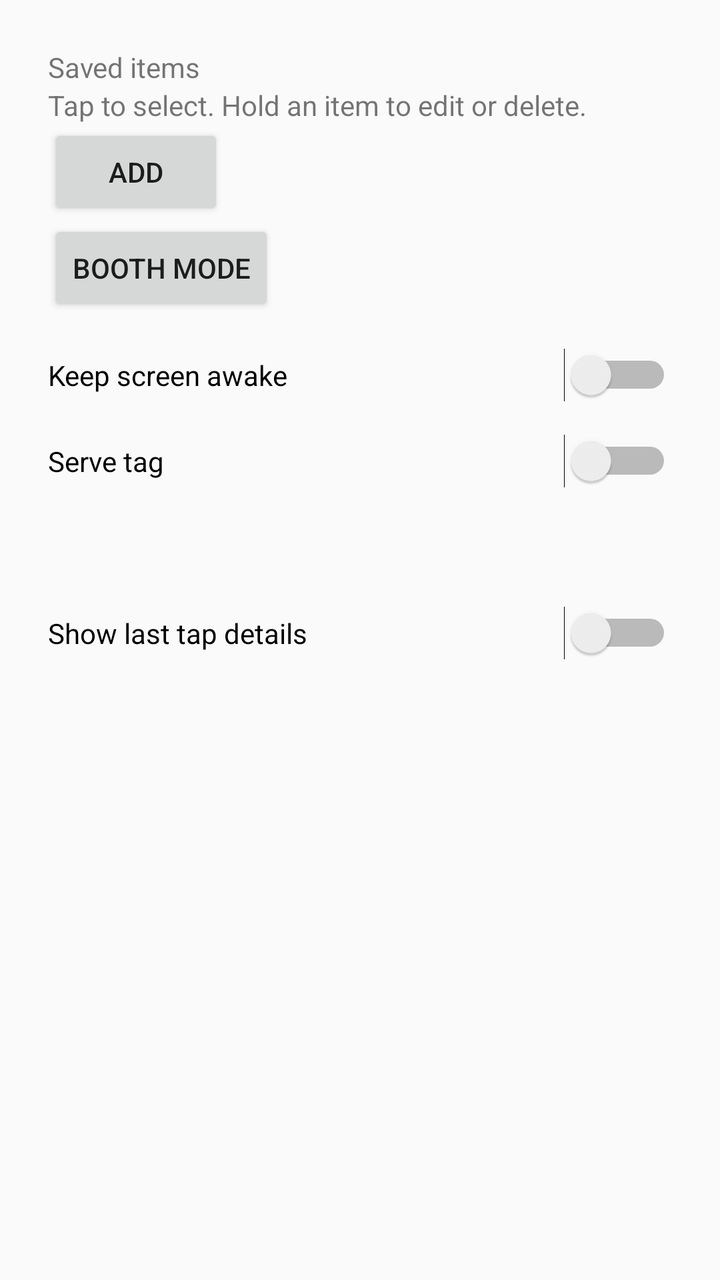
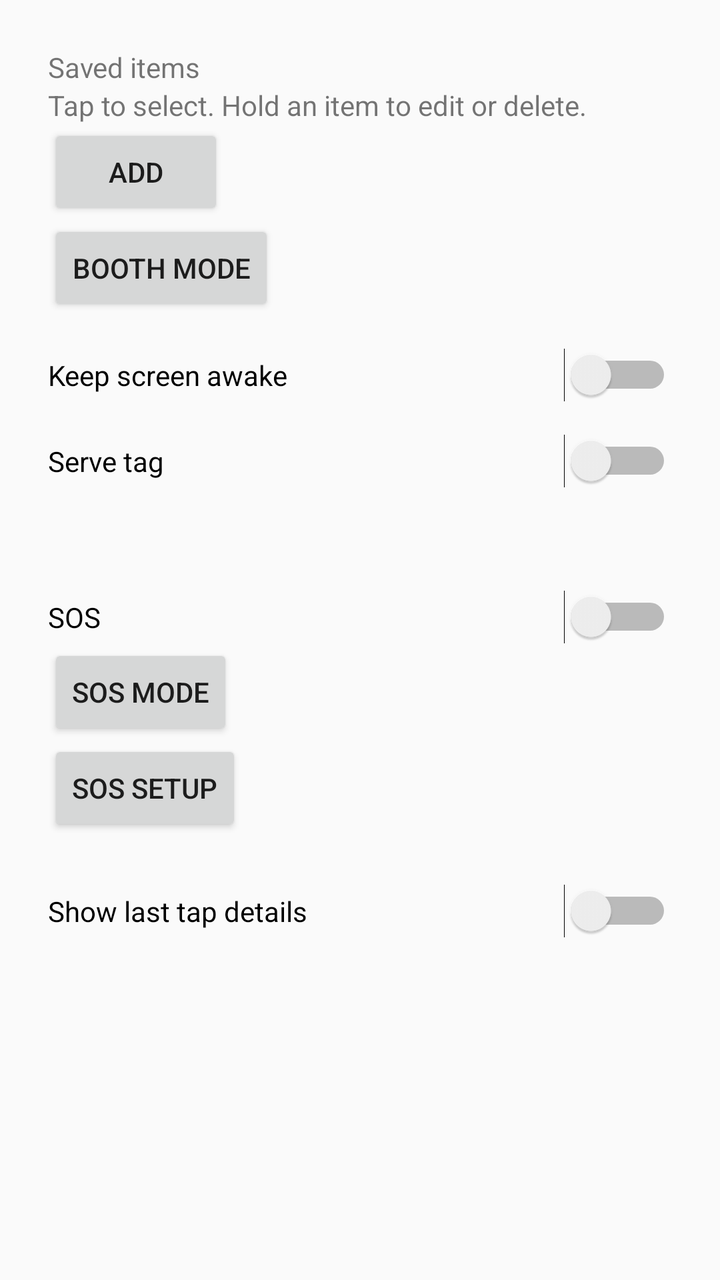

Screens rendered from an Android XML layout before and after an edit, with the pre-edit source and the edit as a unified diff.
<!-- AndroidManifest.xml: application theme android:Theme.Material.Light.DarkActionBar -->
<!-- res/layout/activity_main.xml -->
<?xml version="1.0" encoding="utf-8"?>
<ScrollView xmlns:android="http://schemas.android.com/apk/res/android"
    android:layout_width="match_parent"
    android:layout_height="match_parent"
    android:fitsSystemWindows="true"
    android:fillViewport="true">
<LinearLayout
    android:layout_width="match_parent"
    android:layout_height="wrap_content"
    android:orientation="vertical"
    android:padding="24dp">

    <TextView
        android:layout_width="wrap_content"
        android:layout_height="wrap_content"
        android:text="@string/items_label" />

    <TextView
        android:layout_width="match_parent"
        android:layout_height="wrap_content"
        android:text="@string/items_help" />

    <LinearLayout
        android:id="@+id/items"
        android:layout_width="match_parent"
        android:layout_height="wrap_content"
        android:orientation="vertical" />

    <Button
        android:id="@+id/add_item"
        android:layout_width="wrap_content"
        android:layout_height="wrap_content"
        android:text="@string/add_item" />

    
    <Button
        android:id="@+id/booth_mode"
        android:layout_width="wrap_content"
        android:layout_height="wrap_content"
        android:text="@string/booth_mode" />

    
    <Switch
        android:id="@+id/keep_screen_awake"
        android:layout_width="match_parent"
        android:layout_height="wrap_content"
        android:layout_marginTop="16dp"
        android:text="@string/keep_screen_awake" />

    <Switch
        android:id="@+id/enabled"
        android:layout_width="match_parent"
        android:layout_height="wrap_content"
        android:layout_marginTop="16dp"
        android:text="@string/enabled" />

    
    <Switch
        android:id="@+id/chip_mode"
        android:layout_width="match_parent"
        android:layout_height="wrap_content"
        android:layout_marginTop="16dp"
        android:text="@string/chip_mode"
        android:visibility="gone" />

    <TextView
        android:id="@+id/status"
        android:layout_width="match_parent"
        android:layout_height="wrap_content"
        android:layout_marginTop="16dp" />

    
    <Button
        android:id="@+id/chip_retry"
        android:layout_width="wrap_content"
        android:layout_height="wrap_content"
        android:text="@string/chip_retry"
        android:visibility="gone" />

    <Switch
        android:id="@+id/diagnostics"
        android:layout_width="match_parent"
        android:layout_height="wrap_content"
        android:layout_marginTop="24dp"
        android:text="@string/diagnostics" />

    <TextView
        android:id="@+id/trace"
        android:layout_width="match_parent"
        android:layout_height="wrap_content"
        android:layout_marginTop="16dp"
        android:fontFamily="monospace"
        android:textIsSelectable="true"
        android:textSize="11sp" />
</LinearLayout>
</ScrollView>
<!-- resources referenced by this layout -->
<resources>
  <string name="add_item">Add</string>
  <string name="booth_mode">Booth mode</string>
  <string name="chip_mode">Use the phone\'s built-in tag (answers even when locked)</string>
  <string name="chip_retry">Retry</string>
  <string name="diagnostics">Show last tap details</string>
  <string name="enabled">Serve tag</string>
  <string name="items_help">Tap to select. Hold an item to edit or delete.</string>
  <string name="items_label">Saved items</string>
  <string name="keep_screen_awake">Keep screen awake</string>
</resources>

<!-- the commit's change to res/layout/activity_main.xml (unified diff, before → after) -->
@@ -77,6 +77,26 @@
         android:text="@string/chip_retry"
         android:visibility="gone" />
 
+    
+    <Switch
+        android:id="@+id/sos_enabled"
+        android:layout_width="match_parent"
+        android:layout_height="wrap_content"
+        android:layout_marginTop="16dp"
+        android:text="@string/sos_switch" />
+
+    <Button
+        android:id="@+id/sos_mode"
+        android:layout_width="wrap_content"
+        android:layout_height="wrap_content"
+        android:text="@string/sos_mode_title" />
+
+    <Button
+        android:id="@+id/sos_setup"
+        android:layout_width="wrap_content"
+        android:layout_height="wrap_content"
+        android:text="@string/sos_setup" />
+
     <Switch
         android:id="@+id/diagnostics"
         android:layout_width="match_parent"
<!-- resource entries referenced after the edit -->
@@ -9,5 +9,8 @@
   <string name="items_help">Tap to select. Hold an item to edit or delete.</string>
   <string name="items_label">Saved items</string>
   <string name="keep_screen_awake">Keep screen awake</string>
+  <string name="sos_mode_title">SOS mode</string>
+  <string name="sos_setup">SOS setup</string>
+  <string name="sos_switch">SOS</string>
 </resources>
 
